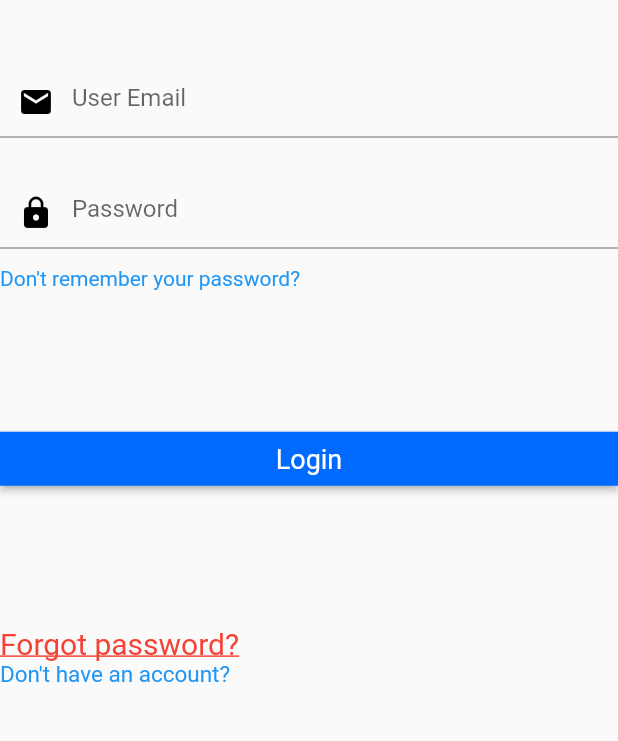
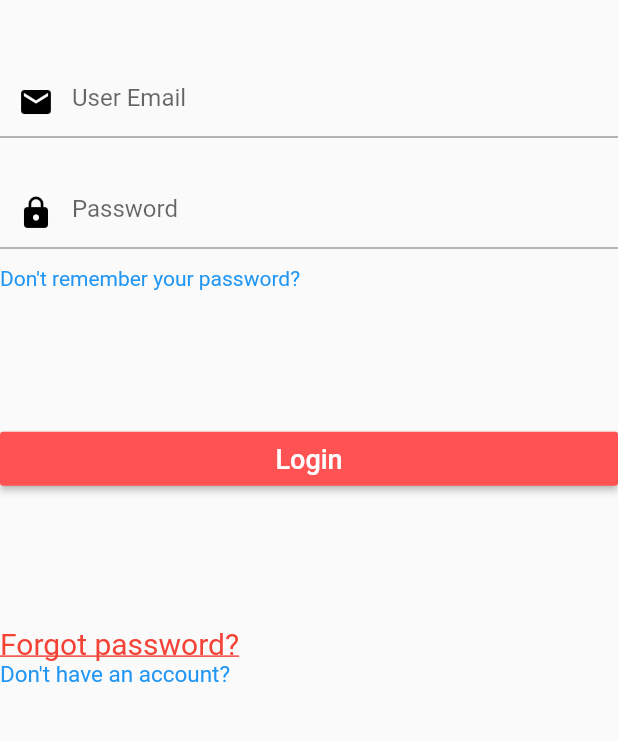
Before and after one commit to beppe22/prcar_flutter_app, a Flutter app: the screen it shows after launch, on a phone screen of 412 x 824 dp, the part 319-1060 px from its top. Run offline on Flutter 3.47's test engine with Material 2 defaults, Android fonts, the phone set to English and light mode, and no system bars; our stand-ins replace cloud_firestore, email_validator, firebase_auth, firebase_core, google_maps_flutter; accounts and stored records are empty.

Commit message:
Riprendo modifiche

```diff
--- a/lib/auth/login.dart
+++ b/lib/auth/login.dart
@@ -77,8 +77,8 @@ class _LoginState extends State<Login> {
           const SizedBox(height: 88.0),
           SizedBox(
               width: double.infinity,
-              child: RawMaterialButton(
-                  fillColor: const Color(0xFF0069FE),
+              child: MaterialButton(
+                  color: Colors.redAccent,
                   onPressed: () async {
                     User? user = await loginUsingEmailPassword(
                         email: _emailController.text,
```
Also changed, not shown: lib/homepage.dart (+12 -18 lines).
